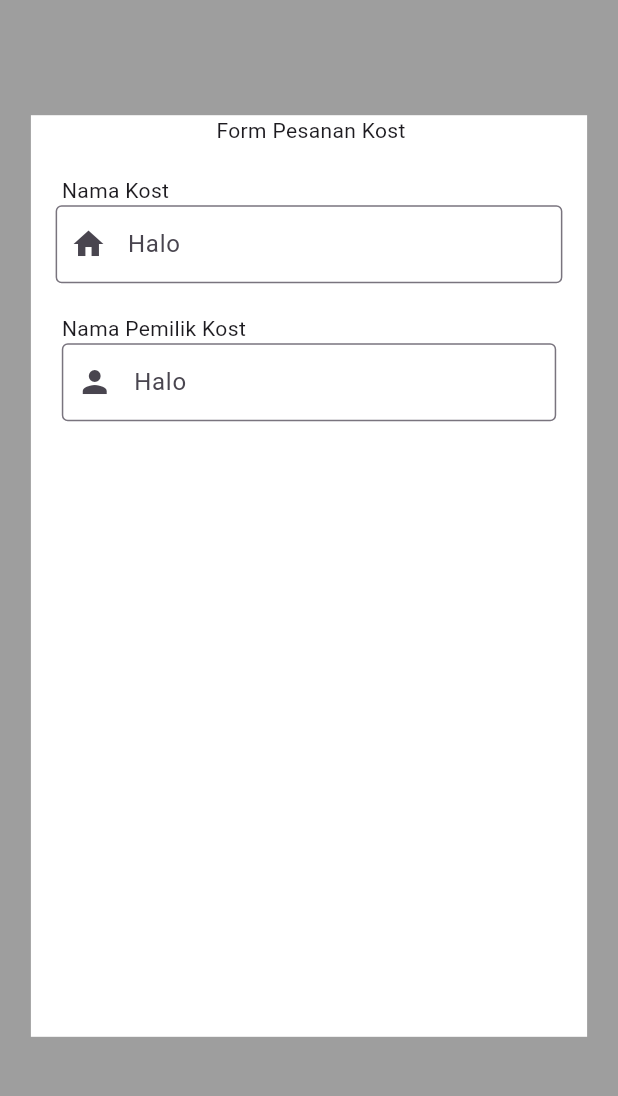
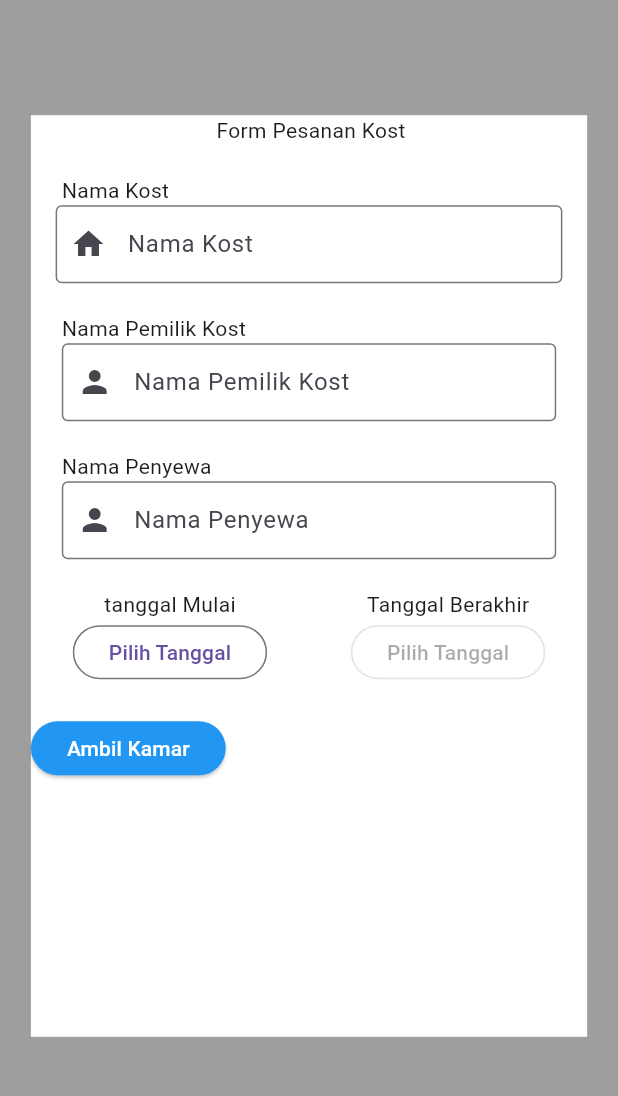
Before and after one commit to HANNN-YOLO/cari-kost, a Flutter app: the pesankamar screen opened by its route, on a phone screen of 412 x 824 dp, the part 84-1180 px from its top. Run offline on Flutter 3.47's test engine with Material 3 defaults, Android fonts, the light colour scheme and no system bars; our stand-ins replace faker, font_awesome_flutter; missing offline and left inert: dart:ffi; statements that could not run were skipped.

Commit message:
Sisa button nya di Dashboard-ambilKamar

```diff
--- a/lib/screen/Dashboard/Pelanggang/Dashboard-PesanKamar.dart
+++ b/lib/screen/Dashboard/Pelanggang/Dashboard-PesanKamar.dart
@@ -1,10 +1,13 @@
+import 'dart:ffi';
+
 import 'package:cari_kost/landingpage.dart';
 import 'package:flutter/material.dart';
 
-class pesankamar extends StatelessWidget{
+class pesankamar extends StatelessWidget {
   static const nameroute = 'pesan-kamar';
   @override
   Widget build(BuildContext context) {
+    final ini = DateTime.now();
     final bodywidth = MediaQuery.of(context).size.width;
     final bodyheight = MediaQuery.of(context).size.height;
     final batas = MediaQuery.of(context).padding.top;
@@ -13,20 +16,16 @@ class pesankamar extends StatelessWidget{
       backgroundColor: Colors.blue,
       title: Text(
         "Ambil Kamar",
-          style: TextStyle(
-            color: Colors.white
-          ),
+        style: TextStyle(color: Colors.white),
       ),
       actions: [
         Container(
           child: Builder(
               builder: (context) => IconButton(
-                onPressed: (){
+                  onPressed: () {
                     Scaffold.of(context).openDrawer();
                   },
-                icon: Icon(Icons.menu)
-                )
-              ),
+                  icon: Icon(Icons.menu))),
         )
       ],
       leading: Container(
@@ -38,8 +37,7 @@ class pesankamar extends StatelessWidget{
               image: AssetImage("images/door.png"),
               fit: BoxFit.cover,
               alignment: Alignment.center,
-              )
-          ),
+            )),
       ),
     );
 
@@ -64,23 +62,23 @@ class pesankamar extends StatelessWidget{
                         image: AssetImage("images/door.png"),
                         fit: BoxFit.cover,
                         alignment: Alignment.center,
-                      )
-                  ),
+                      )),
                 ),
                 title: Text(
                   "Ambil Kamar",
-                  style: TextStyle(
-                    color: Colors.white
+                  style: TextStyle(color: Colors.white),
                 ),
               ),
             ),
+            SizedBox(
+              height: 20,
             ),
-            SizedBox(height: 20,),
             Container(
               padding: EdgeInsets.only(left: bodywidth * 0.04),
               child: ListTile(
-                onTap: (){
-                  Navigator.of(context).pushReplacementNamed(landingpage.nameroute);
+                onTap: () {
+                  Navigator.of(context)
+                      .pushReplacementNamed(landingpage.nameroute);
                 },
                 leading: Icon(Icons.home),
                 title: Text("Home"),
@@ -106,7 +104,9 @@ class pesankamar extends StatelessWidget{
                   ),
                   child: Text("Form Pesanan Kost"),
                 ),
-                SizedBox(height: 20,),
+                SizedBox(
+                  height: 20,
+                ),
                 Container(
                   padding: EdgeInsets.only(left: bodywidth * 0.05),
                   child: Text("Nama Kost"),
@@ -115,13 +115,15 @@ class pesankamar extends StatelessWidget{
                   padding: EdgeInsets.symmetric(horizontal: bodywidth * 0.04),
                   child: TextField(
                     decoration: InputDecoration(
-                      hintText: "Halo",
+                      hintText: "Nama Kost",
                       prefixIcon: Icon(Icons.home),
                       border: OutlineInputBorder(),
                     ),
                   ),
                 ),
-                SizedBox(height: 20,),
+                SizedBox(
+                  height: 20,
+                ),
                 Container(
                   padding: EdgeInsets.only(left: bodywidth * 0.05),
                   child: Text("Nama Pemilik Kost"),
@@ -131,14 +133,99 @@ class pesankamar extends StatelessWidget{
                   child: TextField(
                     decoration: InputDecoration(
                       border: OutlineInputBorder(),
-                      hintText: "Halo",
+                      hintText: "Nama Pemilik Kost",
                       prefixIcon: Icon(Icons.person),
                     ),
                   ),
                 ),
+                SizedBox(
+                  height: 20,
+                ),
+                Container(
+                  padding: EdgeInsets.only(left: bodywidth * 0.05),
+                  child: Text("Nama Penyewa"),
+                ),
+                Container(
+                  padding: EdgeInsets.symmetric(horizontal: bodywidth * 0.05),
+                  child: TextField(
+                    decoration: InputDecoration(
+                      border: OutlineInputBorder(),
+                      hintText: "Nama Penyewa",
+                      prefixIcon: Icon(Icons.person),
+                    ),
+                  ),
+                ),
+                SizedBox(
+                  height: 20,
+                ),
+                Container(
+                  child: Row(
+                    mainAxisAlignment: MainAxisAlignment.spaceAround,
+                    children: [
+                      Container(
+                        child: Column(
+                          children: [
+                            Container(
+                              child: Text("tanggal Mulai"),
+                            ),
+                            Container(
+                                child: OutlinedButton(
+                                    onPressed: () {
+                                      showDatePicker(
+                                        context: context,
+                                        firstDate: DateTime(1),
+                                        lastDate: DateTime(3000),
+                                        // initialDate: ini,
+                                      );
+                                    },
+                                    child: Text("Pilih Tanggal")))
+                          ],
+                        ),
+                      ),
+                      Container(
+                        child: Column(
+                          children: [
+                            Container(
+                              child: Text("Tanggal Berakhir"),
+                            ),
+                            Container(
+                              child: OutlinedButton(
+                                onPressed: () {
+                                  showDatePicker(
+                                    context: context,
+                                    firstDate: DateTime(1),
+                                    lastDate: DateTime(3000),
+                                    )
+                                },
+                                child: Text("Pilih Tanggal"),
+                              ),
+                            )
+                          ],
+                        ),
+                      )
+                    ],
+                  ),
+                ),
                 SizedBox(height: 20,),
                 Container(
-
+                  child: Row(
+                    children: [
+                      Container(
+                        child: ElevatedButton(
+                          style: ElevatedButton.styleFrom(
+                            backgroundColor: Colors.blue
+                          ),
+                          onPressed: (){},
+                          child: Text(
+                            "Ambil Kamar",
+                            style: TextStyle(
+                              color: Colors.white
+                            ),
+                          ),
+                        ),
+                      )
+                    ],
+                  ),
                 )
               ],
             ),
```
Lines whose indentation alone changed are shown as unchanged.
